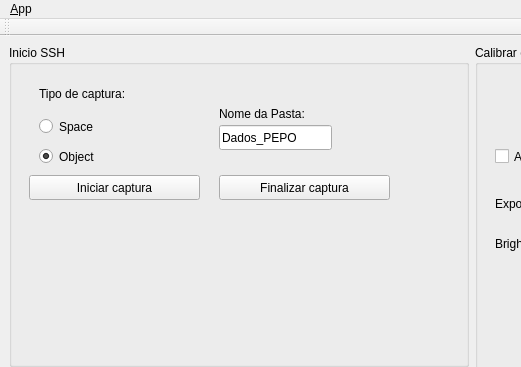
Before: the Qt Designer form programinha/ui/main_window.ui in viniciusvidal2/PEPO_antigo, drawn with Qt 5; both pictures show x 0 to 521 and y 0 to 367 of the 944 by 704 pixel window.
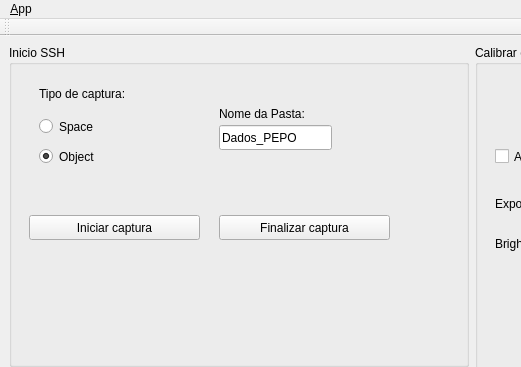
After: the same form once the commit is applied. Icons and pictures are not drawn.

```diff
--- a/programinha/ui/main_window.ui
+++ b/programinha/ui/main_window.ui
@@ -62,7 +62,7 @@
          <property name="geometry">
           <rect>
            <x>20</x>
-           <y>130</y>
+           <y>170</y>
            <width>171</width>
            <height>25</height>
           </rect>
@@ -114,7 +114,7 @@
          <property name="geometry">
           <rect>
            <x>210</x>
-           <y>130</y>
+           <y>170</y>
            <width>171</width>
            <height>25</height>
           </rect>
```
